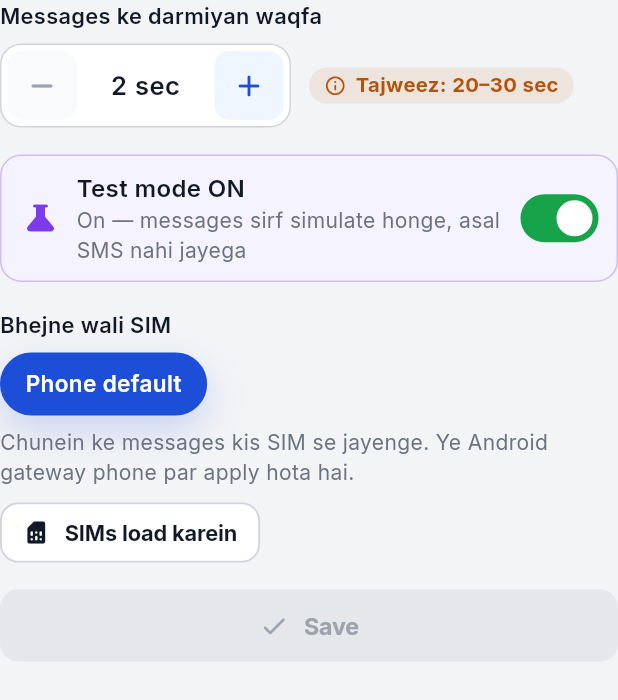
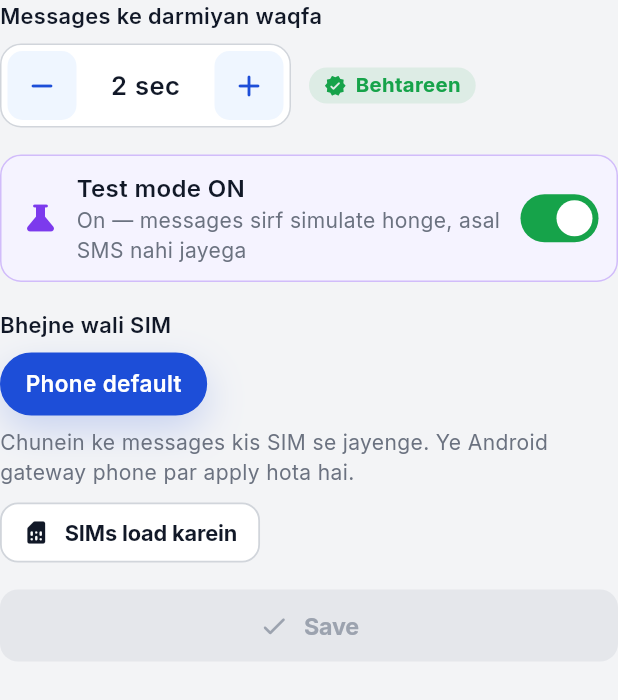
Before and after one commit to Umarsadiq112233/Messages-sender, a Flutter app: the _SendingSection widget shown alone on an empty page, opened directly, on a phone screen of 412 x 824 dp. Shown: the top 700 px of the screen. Run offline on Flutter 3.47's test engine with Material 3 defaults, Android fonts, the phone set to English and light mode, and no system bars; our stand-ins replace file_picker, fl_chart, flutter_animate, flutter_svg, go_router, share_plus and 3 more; missing offline and left inert: dart:js_interop, desktop_drop, excel; accounts and stored records are empty.

Commit message:
Fast sending: delay stepper range 1-5s

```diff
--- a/lib/features/settings/settings_screen.dart
+++ b/lib/features/settings/settings_screen.dart
@@ -369,16 +369,16 @@ class _SendingSectionState extends State<_SendingSection> {
           children: [
             NumberStepper(
               value: _delay,
-              min: 5,
-              max: 120,
-              step: 5,
+              min: 1,
+              max: 5,
+              step: 1,
               suffix: context.l10n.sec,
               onChanged: (v) => setState(() => _delay = v),
             ),
             Pill(
-              label: _delay >= 20 && _delay <= 30 ? context.l10n.best : context.l10n.recommended,
-              color: _delay >= 20 && _delay <= 30 ? AppColors.success : AppColors.warningDark,
-              icon: _delay >= 20 && _delay <= 30 ? Icons.verified_rounded : Icons.info_outline_rounded,
+              label: _delay >= 2 && _delay <= 3 ? context.l10n.best : context.l10n.recommended,
+              color: _delay >= 2 && _delay <= 3 ? AppColors.success : AppColors.warningDark,
+              icon: _delay >= 2 && _delay <= 3 ? Icons.verified_rounded : Icons.info_outline_rounded,
             ),
           ],
         ),
```
